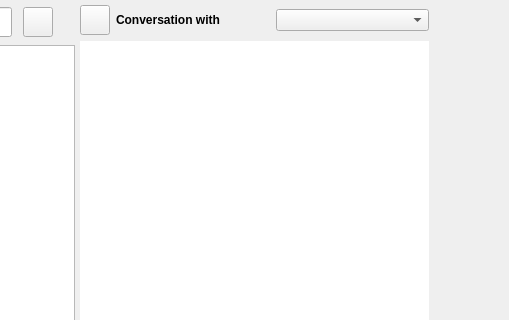
Above: callwidget.ui from savoirfairelinux/jami-client-windows before the change; both pictures show x 249 to 758 and y 0 to 320 of the 1024 by 724 pixel window. Below: the same form after it.
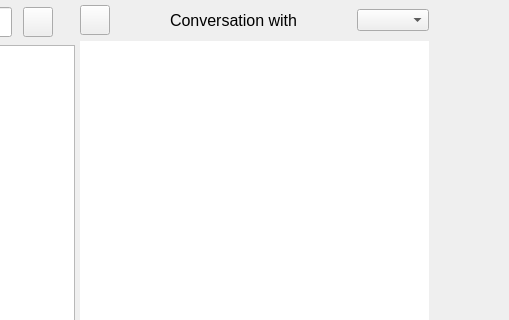
That is the form after the change. The open tabs and pages were chosen to show the change. Icons and pictures are not drawn. Custom widgets are drawn as their Qt base class.

Commit message:
ui: instant messaging UI updated
- rounded corners, bigger font, anti-aliasing, misc.

Tuleap: #148

```diff
--- a/callwidget.ui
+++ b/callwidget.ui
@@ -703,12 +703,26 @@
                     </property>
                    </widget>
                   </item>
+                  <item>
+                   <spacer name="horizontalSpacer_7">
+                    <property name="orientation">
+                     <enum>Qt::Horizontal</enum>
+                    </property>
+                    <property name="sizeHint" stdset="0">
+                     <size>
+                      <width>40</width>
+                      <height>20</height>
+                     </size>
+                    </property>
+                   </spacer>
+                  </item>
                   <item>
                    <widget class="QLabel" name="imNameLabel">
                     <property name="font">
                      <font>
-                      <weight>75</weight>
-                      <bold>true</bold>
+                      <pointsize>12</pointsize>
+                      <weight>50</weight>
+                      <bold>false</bold>
                      </font>
                     </property>
                     <property name="text">
@@ -716,6 +730,19 @@
                     </property>
                    </widget>
                   </item>
+                  <item>
+                   <spacer name="horizontalSpacer_6">
+                    <property name="orientation">
+                     <enum>Qt::Horizontal</enum>
+                    </property>
+                    <property name="sizeHint" stdset="0">
+                     <size>
+                      <width>40</width>
+                      <height>20</height>
+                     </size>
+                    </property>
+                   </spacer>
+                  </item>
                   <item>
                    <widget class="QComboBox" name="contactMethodComboBox"/>
                   </item>
```
Left out of the diff: 3 changed lines with no effect on the pictures. The commit also changes 3 other files.
